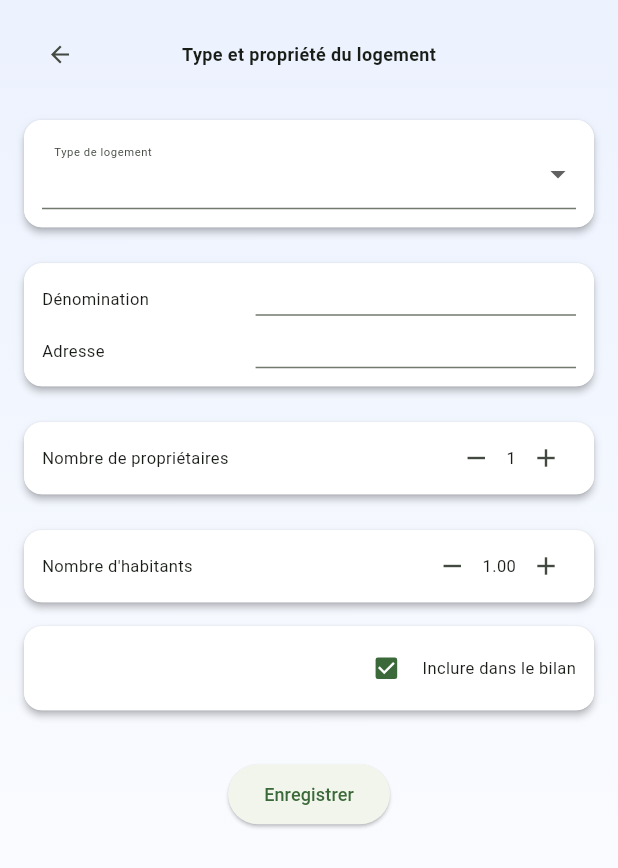
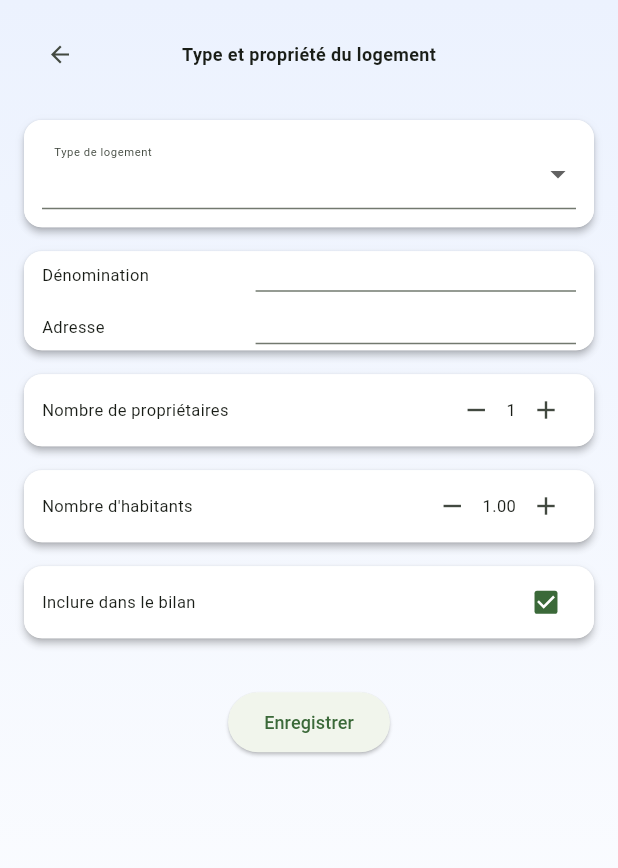
Before and after one commit to sebmenoury/biocarbon-api, a Flutter app: the BienDeclarationScreen widget shown alone on an empty page, opened directly, on a phone screen of 412 x 824 dp. Shown: the top 868 px of the screen. Run offline on Flutter 3.47's test engine with Material 3 defaults, Android fonts, the phone set to English and light mode, and no system bars; our stand-ins replace fl_chart; network calls fail.

```diff
--- a/lib/screens/declaration/bien_immobilier/bien_declaration_screen.dart
+++ b/lib/screens/declaration/bien_immobilier/bien_declaration_screen.dart
@@ -199,10 +199,9 @@ class _BienDeclarationScreenState extends State<BienDeclarationScreen> {
             },
           ),
         ),
-        const SizedBox(height: 8),
         // Carte 2 : Dénomination et Adresse
         CustomCard(
-          padding: const EdgeInsets.all(12),
+          padding: const EdgeInsets.symmetric(vertical: 4, horizontal: 12),
           child: Column(
             crossAxisAlignment: CrossAxisAlignment.start,
             children: [
@@ -239,7 +238,6 @@ class _BienDeclarationScreenState extends State<BienDeclarationScreen> {
           ),
         ),
 
-        const SizedBox(height: 8),
         CustomCard(
           padding: const EdgeInsets.symmetric(vertical: 4, horizontal: 12),
           child: Column(
@@ -262,7 +260,7 @@ class _BienDeclarationScreenState extends State<BienDeclarationScreen> {
             ],
           ),
         ),
-        const SizedBox(height: 8),
+
         CustomCard(
           padding: const EdgeInsets.symmetric(vertical: 4, horizontal: 12),
           child: Column(
@@ -287,17 +285,15 @@ class _BienDeclarationScreenState extends State<BienDeclarationScreen> {
         ),
         // Carte 3 : Inclure dans le bilan
         CustomCard(
-          padding: const EdgeInsets.symmetric(vertical: 8, horizontal: 12),
+          padding: const EdgeInsets.symmetric(vertical: 4, horizontal: 12),
           child: Row(
-            mainAxisAlignment: MainAxisAlignment.end,
-            crossAxisAlignment: CrossAxisAlignment.center,
+            mainAxisAlignment: MainAxisAlignment.spaceBetween,
             children: [
+              const Text("Inclure dans le bilan", style: TextStyle(fontSize: 11)),
               Transform.scale(
-                scale: 0.8,
+                scale: 0.85,
                 child: Checkbox(value: bien.inclureDansBilan == true, visualDensity: VisualDensity.compact, onChanged: (v) => setState(() => bien.inclureDansBilan = v ?? true)),
               ),
-              const SizedBox(width: 4),
-              const Text("Inclure dans le bilan", style: TextStyle(fontSize: 11)),
             ],
           ),
         ),
```
